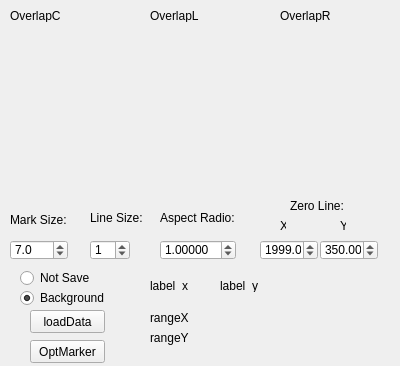
Before: the Qt Designer form form.ui in fubo1106/LineChart, drawn with Qt 5.
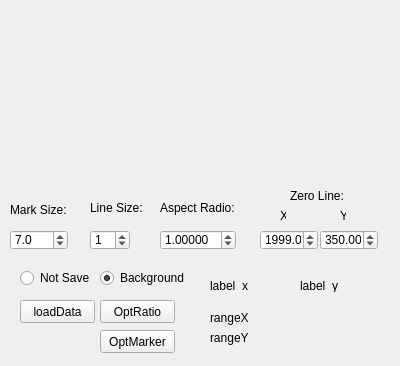
After: the same form once the commit is applied.

Commit message: added OptRatio button

Patch:
```diff
--- a/form.ui
+++ b/form.ui
@@ -17,7 +17,7 @@
    <property name="geometry">
     <rect>
      <x>10</x>
-     <y>240</y>
+     <y>230</y>
      <width>58</width>
      <height>20</height>
     </rect>
@@ -36,7 +36,7 @@
    <property name="geometry">
     <rect>
      <x>10</x>
-     <y>212</y>
+     <y>202</y>
      <width>71</width>
      <height>16</height>
     </rect>
@@ -49,7 +49,7 @@
    <property name="geometry">
     <rect>
      <x>90</x>
-     <y>210</y>
+     <y>200</y>
      <width>71</width>
      <height>16</height>
     </rect>
@@ -62,7 +62,7 @@
    <property name="geometry">
     <rect>
      <x>160</x>
-     <y>210</y>
+     <y>200</y>
      <width>81</width>
      <height>16</height>
     </rect>
@@ -75,7 +75,7 @@
    <property name="geometry">
     <rect>
      <x>160</x>
-     <y>240</y>
+     <y>230</y>
      <width>76</width>
      <height>20</height>
     </rect>
@@ -94,7 +94,7 @@
    <property name="geometry">
     <rect>
      <x>90</x>
-     <y>240</y>
+     <y>230</y>
      <width>40</width>
      <height>20</height>
     </rect>
@@ -125,7 +125,7 @@
   <widget class="QLabel" name="label_x">
    <property name="geometry">
     <rect>
-     <x>150</x>
+     <x>210</x>
      <y>280</y>
      <width>54</width>
      <height>12</height>
@@ -138,7 +138,7 @@
   <widget class="QLabel" name="label_y">
    <property name="geometry">
     <rect>
-     <x>220</x>
+     <x>300</x>
      <y>280</y>
      <width>54</width>
      <height>12</height>
@@ -151,8 +151,8 @@
   <widget class="QPushButton" name="btn_read">
    <property name="geometry">
     <rect>
-     <x>30</x>
-     <y>310</y>
+     <x>20</x>
+     <y>300</y>
      <width>75</width>
      <height>23</height>
     </rect>
@@ -164,7 +164,7 @@
   <widget class="QLabel" name="label_rangeX">
    <property name="geometry">
     <rect>
-     <x>150</x>
+     <x>210</x>
      <y>310</y>
      <width>171</width>
      <height>16</height>
@@ -177,7 +177,7 @@
   <widget class="QLabel" name="label_rangeY">
    <property name="geometry">
     <rect>
-     <x>150</x>
+     <x>210</x>
      <y>330</y>
      <width>171</width>
      <height>16</height>
@@ -191,7 +191,7 @@
    <property name="geometry">
     <rect>
      <x>290</x>
-     <y>200</y>
+     <y>190</y>
      <width>60</width>
      <height>12</height>
     </rect>
@@ -204,7 +204,7 @@
    <property name="geometry">
     <rect>
      <x>260</x>
-     <y>240</y>
+     <y>230</y>
      <width>58</width>
      <height>20</height>
     </rect>
@@ -223,7 +223,7 @@
    <property name="geometry">
     <rect>
      <x>320</x>
-     <y>240</y>
+     <y>230</y>
      <width>58</width>
      <height>20</height>
     </rect>
@@ -242,7 +242,7 @@
    <property name="geometry">
     <rect>
      <x>280</x>
-     <y>220</y>
+     <y>210</y>
      <width>6</width>
      <height>12</height>
     </rect>
@@ -255,7 +255,7 @@
    <property name="geometry">
     <rect>
      <x>340</x>
-     <y>220</y>
+     <y>210</y>
      <width>6</width>
      <height>12</height>
     </rect>
@@ -264,50 +264,11 @@
     <string>Y</string>
    </property>
   </widget>
-  <widget class="QLabel" name="label_overlapC">
-   <property name="geometry">
-    <rect>
-     <x>10</x>
-     <y>10</y>
-     <width>54</width>
-     <height>12</height>
-    </rect>
-   </property>
-   <property name="text">
-    <string>OverlapC</string>
-   </property>
-  </widget>
-  <widget class="QLabel" name="label_overlapL">
-   <property name="geometry">
-    <rect>
-     <x>150</x>
-     <y>10</y>
-     <width>54</width>
-     <height>12</height>
-    </rect>
-   </property>
-   <property name="text">
-    <string>OverlapL</string>
-   </property>
-  </widget>
-  <widget class="QLabel" name="label_overlapR">
-   <property name="geometry">
-    <rect>
-     <x>280</x>
-     <y>10</y>
-     <width>54</width>
-     <height>12</height>
-    </rect>
-   </property>
-   <property name="text">
-    <string>OverlapR</string>
-   </property>
-  </widget>
   <widget class="QPushButton" name="btn_opt_marker">
    <property name="geometry">
     <rect>
-     <x>30</x>
-     <y>340</y>
+     <x>100</x>
+     <y>330</y>
      <width>75</width>
      <height>23</height>
     </rect>
@@ -319,8 +280,8 @@
   <widget class="QRadioButton" name="background">
    <property name="geometry">
     <rect>
-     <x>20</x>
-     <y>290</y>
+     <x>100</x>
+     <y>270</y>
      <width>89</width>
      <height>16</height>
     </rect>
@@ -332,6 +293,19 @@
     <bool>true</bool>
    </property>
   </widget>
+  <widget class="QPushButton" name="btn_opt_ratio">
+   <property name="geometry">
+    <rect>
+     <x>100</x>
+     <y>300</y>
+     <width>75</width>
+     <height>23</height>
+    </rect>
+   </property>
+   <property name="text">
+    <string>OptRatio</string>
+   </property>
+  </widget>
  </widget>
  <resources/>
  <connections/>
```
The commit also changes 4 other files.
